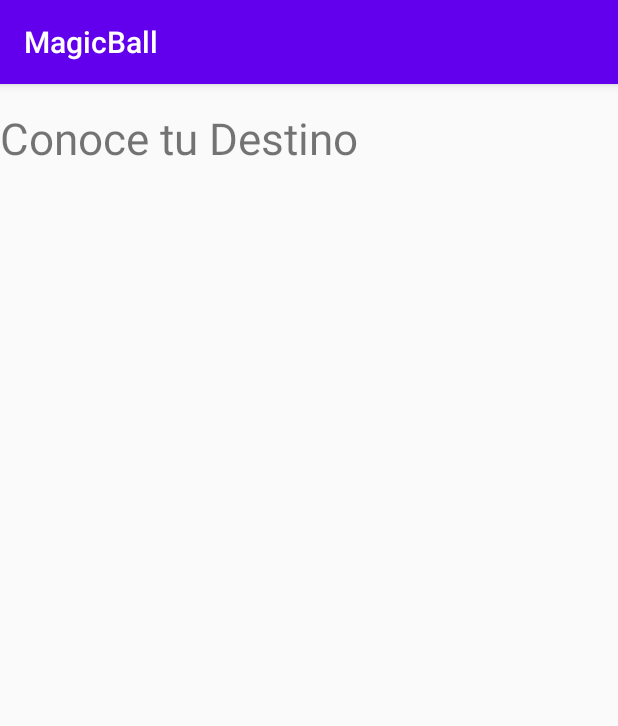
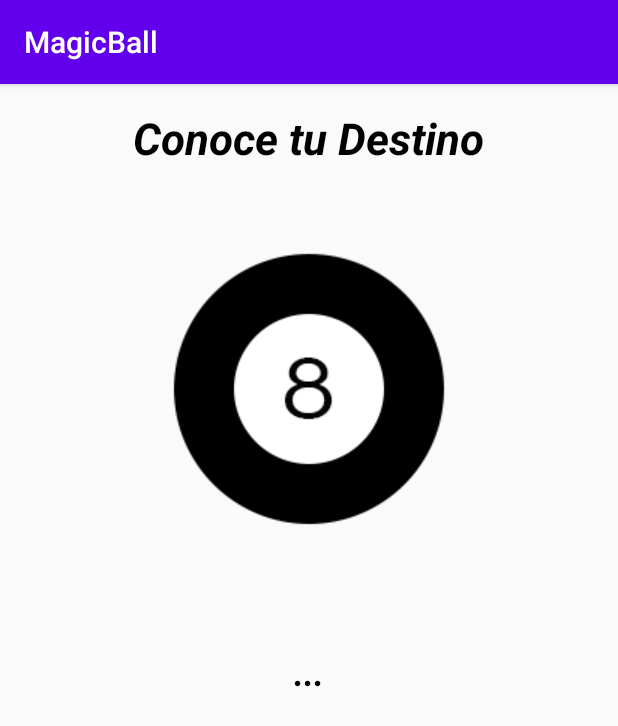
Before and after one commit to Aldo-Inostroza/MagicBall, an Android app: the screen it shows after launch (MainActivity), on a phone screen of 412 x 824 dp. Shown: the top 726 px of the screen. Run offline under Robolectric (Android 15) with nearby library versions, the phone set to English and light mode, and no system bars.

Commit message:
primer commit proyecto android

```diff
--- a/app/src/main/res/layout/activity_main.xml
+++ b/app/src/main/res/layout/activity_main.xml
@@ -4,15 +4,36 @@
     xmlns:tools="http://schemas.android.com/tools"
     android:layout_width="match_parent"
     android:layout_height="match_parent"
+    android:orientation="vertical"
     tools:context=".MainActivity">
 
     <TextView
         android:layout_width="wrap_content"
         android:layout_height="wrap_content"
+        android:text="Conoce tu Destino"
+        android:layout_gravity="center"
         android:layout_marginTop="16dp"
-        android:text="Conoce tu Destino"
         android:textSize="29dp"
-        app:layout_constraintTop_toTopOf="parent"
-        tools:layout_editor_absoluteX="78dp" />
+        android:textColor="#000000"
+        android:textStyle="italic|bold" />
+
+    <ImageView
+        android:id="@+id/boton"
+        android:layout_width="wrap_content"
+        android:layout_height="wrap_content"
+        android:layout_gravity="center"
+        android:layout_margin="48dp"
+        app:srcCompat="@drawable/ball" />
+
+    <TextView
+        android:id="@+id/respuesta"
+        android:layout_width="wrap_content"
+        android:layout_height="wrap_content"
+        android:layout_gravity="center"
+        android:layout_marginTop="24dp"
+        android:textSize="24sp"
+        android:textColor="#000000"
+        android:textStyle="italic|bold"
+        android:text="..."/>
 
 </LinearLayout>
```
Also changed, not shown: app/src/main/res/drawable/ball.png (added).
